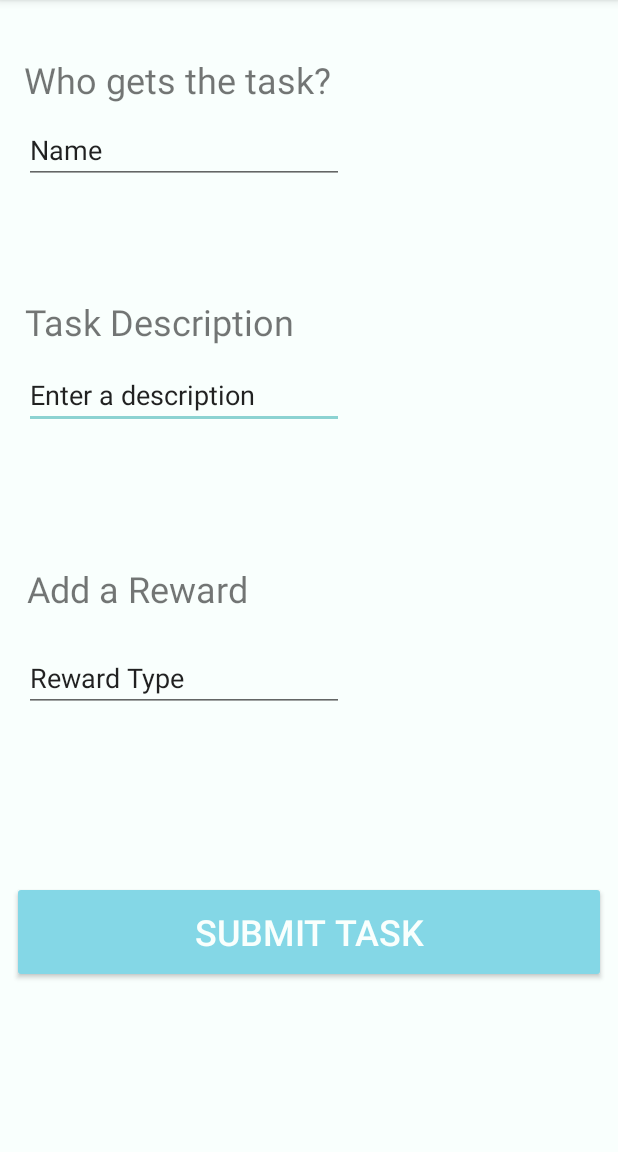
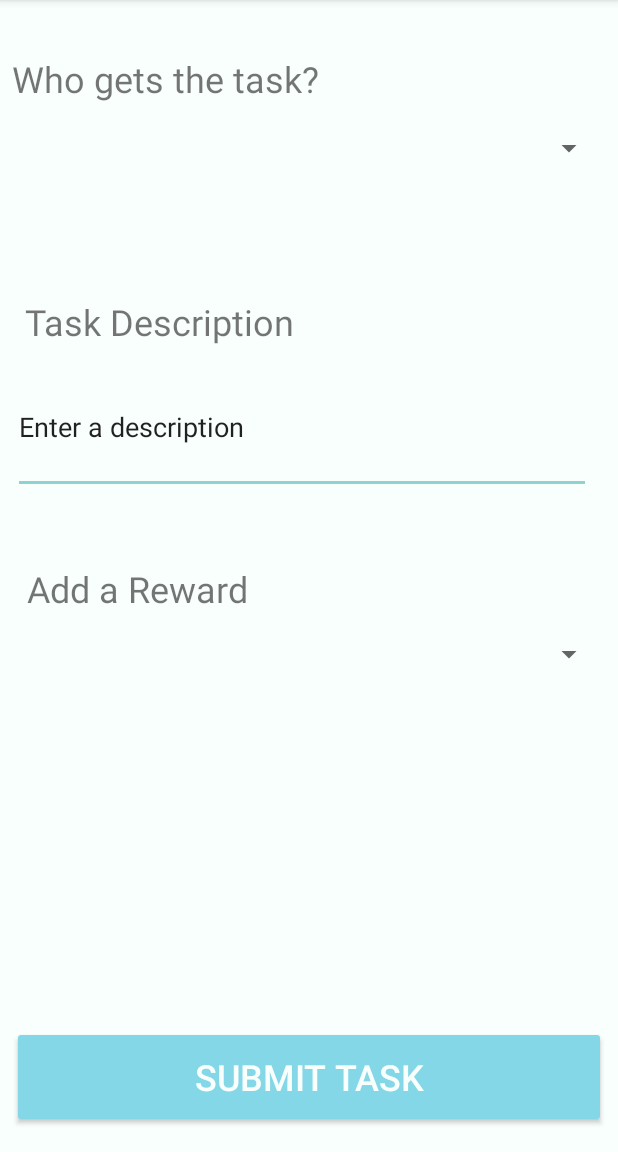
Before and after one commit to egperkins/im361android, an Android app: the TaskAssign screen opened directly, with no data from a screen before it, on a phone screen of 412 x 824 dp, the part 84-1236 px from its top. Run offline under Robolectric (Android 15) with nearby library versions, the phone set to English and light mode, and no system bars.

Commit message:
In Class Work April 1st

```diff
--- a/app/src/main/java/com/lizzie/connectedhome/MainActivity.kt
+++ b/app/src/main/java/com/lizzie/connectedhome/MainActivity.kt
@@ -16,7 +16,6 @@ class MainActivity : AppCompatActivity(), OnMapReadyCallback {
 
     }
 
-    var counter = 0
 
 
     override fun onCreate(savedInstanceState: Bundle?) {
@@ -37,11 +36,7 @@ class MainActivity : AppCompatActivity(), OnMapReadyCallback {
 
     }
 
-//    override fun onMapReady(map: GoogleMap?){
-//        val morton = LatLng(40.6091693, -89.5392298)
-//        map?.addMarker(MarkerOptions().position(morton).title("Pumpkin Capital"))
-//        val moveCamera = map?.moveCamera(CameraUpdateFactory.new.LatLng(morton))
-//    }
+
 
 
 
--- a/app/src/main/res/layout-v26/activity_taskassign.xml
+++ b/app/src/main/res/layout-v26/activity_taskassign.xml
@@ -20,63 +20,63 @@
             android:id="@+id/WhoTask" android:textSize="24sp" app:layout_constraintStart_toStartOf="parent"
             android:layout_marginStart="8dp" app:layout_constraintEnd_toEndOf="parent" android:layout_marginEnd="8dp"
             android:layout_marginTop="16dp" app:layout_constraintTop_toTopOf="parent"
-            app:layout_constraintHorizontal_bias="0.041"
+            app:layout_constraintHorizontal_bias="0.0"
             android:layout_marginBottom="8dp" app:layout_constraintBottom_toBottomOf="parent"
-            app:layout_constraintVertical_bias="0.029"/>
+            app:layout_constraintVertical_bias="0.028"/>
     <TextView
             android:text="@string/task_description"
             android:layout_width="wrap_content"
             android:layout_height="wrap_content"
-            android:id="@+id/Task_Description" android:textSize="24sp" app:layout_constraintStart_toStartOf="parent"
+            android:id="@+id/task_description" android:textSize="24sp" app:layout_constraintStart_toStartOf="parent"
             android:layout_marginStart="8dp" app:layout_constraintEnd_toEndOf="parent" android:layout_marginEnd="8dp"
             android:layout_marginTop="16dp" app:layout_constraintTop_toTopOf="parent"
             app:layout_constraintHorizontal_bias="0.041"
             android:layout_marginBottom="8dp" app:layout_constraintBottom_toBottomOf="parent"
             app:layout_constraintVertical_bias="0.256"/>
+
     <EditText
-            android:layout_width="wrap_content"
-            android:layout_height="wrap_content"
+            android:layout_width="385dp"
+            android:layout_height="89dp"
             android:inputType="textMultiLine"
             android:ems="10"
-            android:id="@+id/editText2"
+            android:id="@+id/enterTaskDescription"
             android:text="@string/enter_a_description" android:layout_marginStart="8dp"
-            app:layout_constraintStart_toStartOf="parent" app:layout_constraintTop_toBottomOf="@+id/Task_Description"
+            app:layout_constraintStart_toStartOf="parent" app:layout_constraintTop_toBottomOf="@+id/task_description"
             android:layout_marginBottom="8dp" app:layout_constraintBottom_toBottomOf="parent"
             android:layout_marginEnd="8dp" app:layout_constraintEnd_toEndOf="parent"
             app:layout_constraintHorizontal_bias="0.043" app:layout_constraintVertical_bias="0.021"
             android:autofillHints=""/>
-    <EditText
-            android:layout_width="wrap_content"
-            android:layout_height="wrap_content"
-            android:inputType="textPersonName"
-            android:text="@string/name"
-            android:ems="10"
-            android:id="@+id/editText3" android:layout_marginTop="8dp"
-            app:layout_constraintTop_toBottomOf="@+id/WhoTask" android:layout_marginStart="8dp"
-            app:layout_constraintStart_toStartOf="parent" android:layout_marginEnd="8dp"
-            app:layout_constraintEnd_toEndOf="parent" android:layout_marginBottom="8dp"
-            app:layout_constraintBottom_toBottomOf="parent" app:layout_constraintHorizontal_bias="0.043"
-            app:layout_constraintVertical_bias="0.0" android:autofillHints=""/>
-    <EditText
-            android:layout_width="wrap_content"
-            android:layout_height="wrap_content"
-            android:inputType="textPersonName"
-            android:text="@string/reward_type"
-            android:ems="10"
-            android:id="@+id/editText4" android:layout_marginTop="8dp"
-            app:layout_constraintTop_toBottomOf="@+id/WhoTask" android:layout_marginStart="8dp"
-            app:layout_constraintStart_toStartOf="parent" android:layout_marginEnd="8dp"
-            app:layout_constraintEnd_toEndOf="parent" android:layout_marginBottom="8dp"
-            app:layout_constraintBottom_toBottomOf="parent" app:layout_constraintHorizontal_bias="0.043"
-            app:layout_constraintVertical_bias="0.552" android:autofillHints=""/>
     <Button
             android:text="@string/submit_task"
             android:layout_width="0dp"
             android:layout_height="68dp"
-            android:id="@+id/button5" android:layout_marginTop="8dp"
-            app:layout_constraintTop_toBottomOf="@+id/editText4" app:layout_constraintStart_toStartOf="parent"
+            android:id="@+id/button5"
+            app:layout_constraintStart_toStartOf="parent"
+            android:layout_marginStart="8dp" app:layout_constraintEnd_toEndOf="parent" android:layout_marginEnd="8dp"
+            android:layout_marginBottom="16dp" app:layout_constraintBottom_toBottomOf="parent"
+            android:backgroundTint="@color/colorPrimary" tools:text="SUBMIT TASK"
+            android:textColor="@color/colorBackground" android:textSize="24sp"
+            app:layout_constraintHorizontal_bias="0.0"/>
+    <Spinner
+            android:layout_width="395dp"
+            android:layout_height="wrap_content"
+            android:id="@+id/spinner" android:spinnerMode="dropdown"
+            android:visibility="visible" android:layout_marginTop="8dp"
+            app:layout_constraintTop_toBottomOf="@+id/WhoTask" android:layout_marginStart="8dp"
+            app:layout_constraintStart_toStartOf="parent" app:layout_constraintEnd_toEndOf="parent"
+            android:layout_marginEnd="8dp" android:layout_marginBottom="8dp"
+            app:layout_constraintBottom_toTopOf="@+id/task_description" app:layout_constraintHorizontal_bias="0.0"
+            app:layout_constraintVertical_bias="0.109"/>
+    <Spinner
+            android:layout_width="395dp"
+            android:layout_height="wrap_content"
+            android:id="@+id/spinner2" android:layout_marginTop="8dp"
+            app:layout_constraintTop_toBottomOf="@+id/Add_Reward" app:layout_constraintStart_toStartOf="parent"
             android:layout_marginStart="8dp" app:layout_constraintEnd_toEndOf="parent" android:layout_marginEnd="8dp"
             android:layout_marginBottom="8dp" app:layout_constraintBottom_toBottomOf="parent"
-            android:backgroundTint="@color/colorPrimary" tools:text="SUBMIT TASK"
-            android:textColor="@color/colorBackground" android:textSize="24sp"/>
+            app:layout_constraintHorizontal_bias="0.0" app:layout_constraintVertical_bias="0.023"/>
+
+
+
+
 </android.support.constraint.ConstraintLayout>
--- a/app/src/main/res/values/strings.xml
+++ b/app/src/main/res/values/strings.xml
@@ -17,11 +17,21 @@
     <string name="add_a_reward">Add a Reward</string>
     <string name="enter_a_description">Enter a description</string>
     <string name="add_task">ADD TASK</string>
-    <string name="task_description">Task Description</string>
     <string name="name">Name</string>
     <string name="reward_type">Reward Type</string>
     <string name="button">Button</string>
     <string name="submit_task">SUBMIT TASK</string>
+    <string name="task_description">Task Description</string>
+
+
+
+
+    <string-array name="child_array">
+        <item>Emma</item>
+        <item>John</item>
+        <item>Sammie</item>
+    </string-array>
+
 
 
     <plurals name="has_been_clicked">
```
